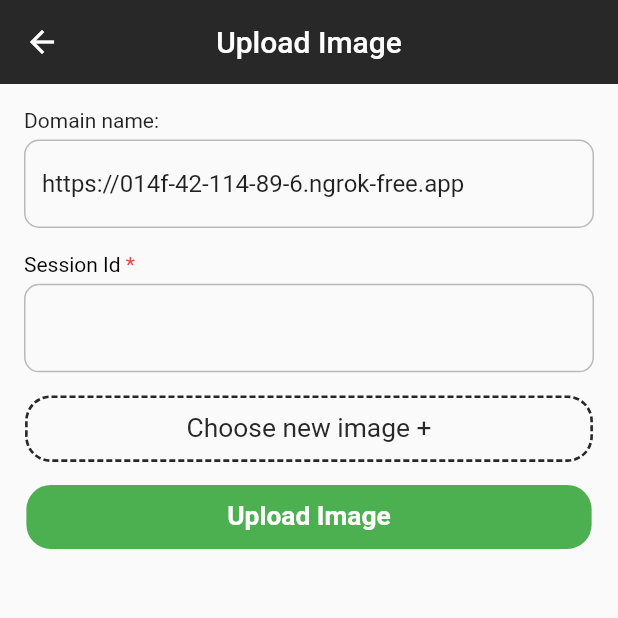
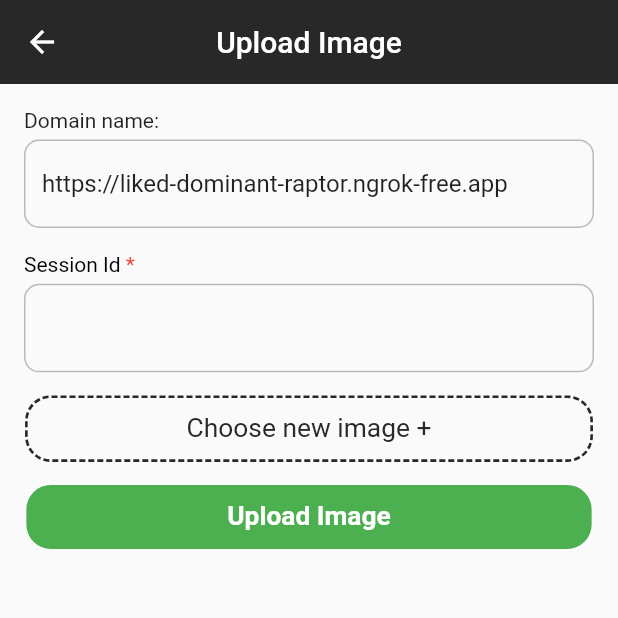
Before and after one commit to TruongNguyen2811/Camera-App, a Flutter app: the UploadImage screen opened directly, on a phone screen of 412 x 824 dp, the top half of it. Run offline on Flutter 3.47's test engine with Material 2 defaults, Android fonts, the phone set to English and light mode, and no system bars; drawn by our look-alikes of dotted_border; our stand-ins replace dio, equatable, file_picker, flutter_bloc, flutter_image_compress, flutter_screenutil and 2 more; missing offline and left inert: camerawesome, photo_manager.

Commit message:
change domain

```diff
--- a/lib/upload_image/upload_image_screen.dart
+++ b/lib/upload_image/upload_image_screen.dart
@@ -8,6 +8,7 @@ import 'package:flutter/material.dart';
 import 'package:flutter/src/widgets/framework.dart';
 import 'package:flutter/src/widgets/placeholder.dart';
 import 'package:flutter_bloc/flutter_bloc.dart';
+// import 'package:native_exif/native_exif.dart';
 import 'package:path/path.dart' as path;
 import 'package:flutter_screenutil/flutter_screenutil.dart';
 import 'package:photo_manager/photo_manager.dart';
@@ -31,7 +32,7 @@ class _UploadImageState extends State<UploadImage> {
     // TODO: implement initState
     cubit = UploadImageCubit();
     super.initState();
-    controller1.text = "https://014f-42-114-89-6.ngrok-free.app";
+    controller1.text = "https://liked-dominant-raptor.ngrok-free.app";
   }
 
   // Future pickAssets({
@@ -171,8 +172,10 @@ class _UploadImageState extends State<UploadImage> {
             childAspectRatio: 3 / 4),
         itemBuilder: (BuildContext context, int index) {
           // print('chekc ${cubit.selectedAssetList[index].}');
+          // final exif = Exif.fromPath(cubit.files[index].path ?? '');
           print('check name ${cubit.files[index].name}');
           print('check path ${(cubit.files[index].path)}');
+          // print('${exif.getAttribute("key");}');
 
           return Stack(
             alignment: Alignment.topRight,
--- a/pubspec.yaml
+++ b/pubspec.yaml
@@ -43,6 +43,8 @@ dependencies:
   flutter_bloc: ^8.1.1
   dotted_border: ^2.0.0
   dio: ^4.0.6
+  image: ^4.1.3
+  # native_exif: ^0.5.0
   # camera: ^0.10.4
   # firebase_storage: ^11.5.0
   # firebase_core: ^2.22.0
```
Also changed, not shown: lib/take_picture/take_picture_screen.dart (+47 -12 lines), lib/take_picture/view_picture.dart (+65 -0 lines), lib/upload_image/upload_image_cubit.dart (+6 -3 lines), pubspec.lock, 1 other file.
